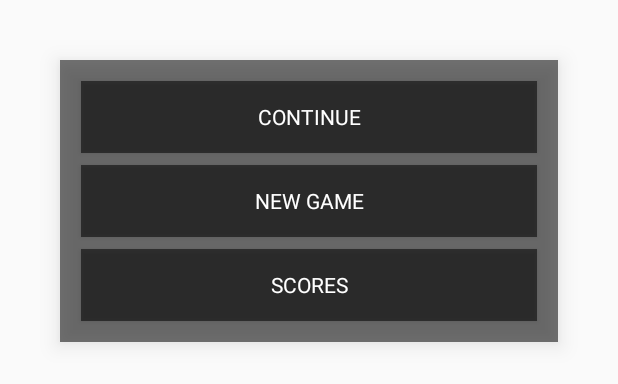
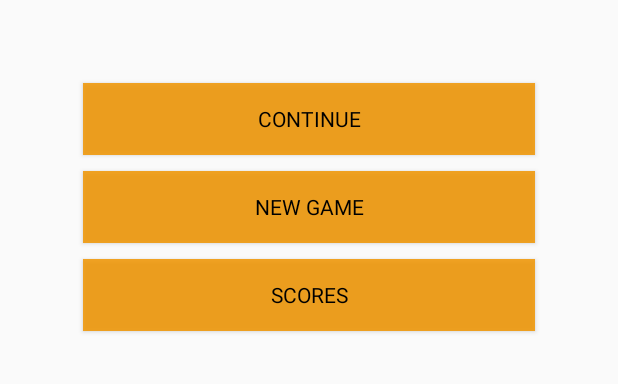
Before and after one commit to entingwu/PikaJump, an Android app: the layout fragment_main.xml on its own in the app's theme, with its tools: preview values and no code run, on a phone screen of 412 x 824 dp. Shown: the top 384 px of the screen. Run offline under Robolectric (Android 15) with nearby library versions, the phone set to English and light mode, and no system bars.

Commit message:
Enhance Menu UI

```diff
--- a/app/src/main/java/edu/neu/madcourse/pikachujump/ScrollingView.java
+++ b/app/src/main/java/edu/neu/madcourse/pikachujump/ScrollingView.java
@@ -9,7 +9,7 @@ import android.view.View;
 
 public class ScrollingView extends View {
 
-    private static final int mVelocity = 1;
+    private static final float mVelocity = 1;
     private Drawable mBackground;
     private int mScrollPos;
 
--- a/app/src/main/res/layout/fragment_main.xml
+++ b/app/src/main/res/layout/fragment_main.xml
@@ -5,7 +5,6 @@
     android:layout_width="match_parent"
     android:layout_height="wrap_content"
     android:layout_margin="@dimen/menu_margin"
-    android:background="#88000000"
     android:elevation="@dimen/elevation_high"
     android:orientation="vertical"
     android:padding="@dimen/menu_button_padding"
--- a/app/src/main/res/values/colors.xml
+++ b/app/src/main/res/values/colors.xml
@@ -8,4 +8,5 @@
     <color name="light_blue_color">#abe4e7</color>
     <color name="border_color">#7f7f7f</color>
     <color name="dark_border_color">#4f4f4f</color>
+    <color name="orange_color">#D9f19600</color>
 </resources>
--- a/app/src/main/res/values/dimens.xml
+++ b/app/src/main/res/values/dimens.xml
@@ -16,7 +16,7 @@
 
     <dimen name="menu_width">200dp</dimen>
     <dimen name="menu_margin">40dp</dimen>
-    <dimen name="menu_button_margin">4dp</dimen>
+    <dimen name="menu_button_margin">5dp</dimen>
     <dimen name="menu_button_padding">10dp</dimen>
     <dimen name="menu_space">10dp</dimen>
     <dimen name="menu_stroke">2dp</dimen>
--- a/app/src/main/res/values/styles.xml
+++ b/app/src/main/res/values/styles.xml
@@ -13,8 +13,9 @@
         <item name="android:layout_height">wrap_content</item>
         <item name="android:layout_margin">@dimen/menu_button_margin</item>
         <item name="android:padding">@dimen/menu_button_padding</item>
-        <item name="android:background">#88000000</item>
-        <item name="android:textColor">@color/colorPrimaryLight</item>
+        <!--<item name="android:background">#88000000</item>-->
+        <item name="android:background">@color/orange_color</item>
+        <item name="android:textColor">@color/colorPrimary</item>
         <item name="android:textAllCaps">true</item>
     </style>
 
```
Also changed, not shown: app/src/main/res/layout/activity_main.xml (+9 -0 lines), app/src/main/res/drawable/Title_pika.png (added).
